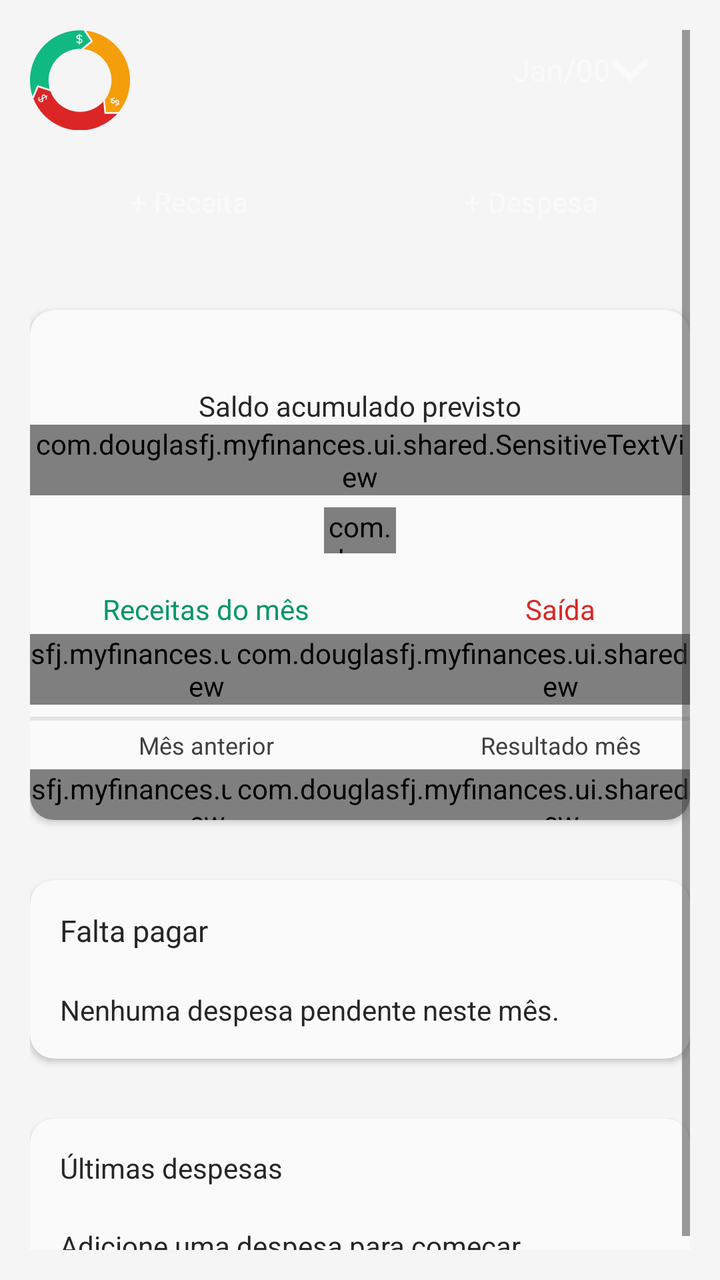
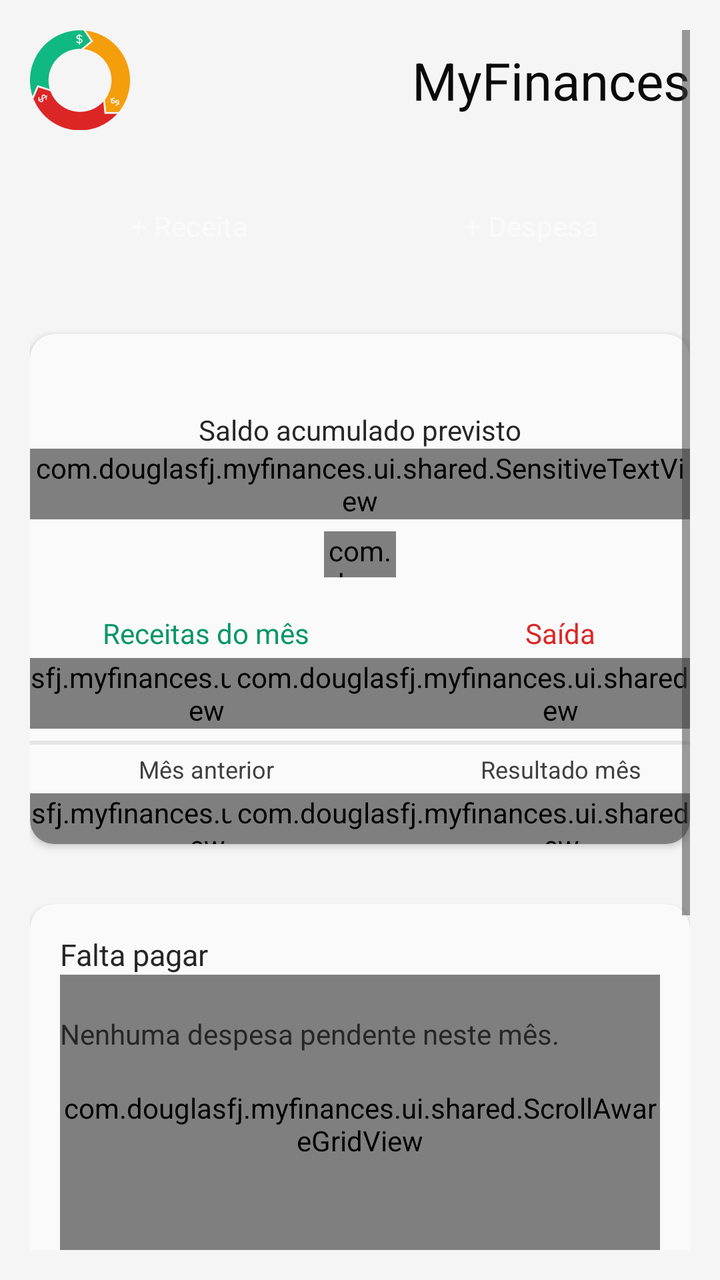

The first picture is an Android layout as it rendered before a commit; the second is the same layout after the commit. The layout source and the unified diff follow.
<!-- AndroidManifest.xml: application theme Theme.MyFinances -->
<!-- res/layout/fragment_home.xml -->
<?xml version="1.0" encoding="utf-8"?>
<androidx.constraintlayout.widget.ConstraintLayout xmlns:android="http://schemas.android.com/apk/res/android"
    xmlns:app="http://schemas.android.com/apk/res-auto"
    xmlns:tools="http://schemas.android.com/tools"
    android:layout_width="match_parent"
    android:layout_height="match_parent"
    tools:context=".ui.home.HomeFragment">

    <ScrollView
        android:layout_width="match_parent"
        android:layout_height="match_parent"
        android:background="@color/neutral_100"
        android:padding="15dp"
        app:layout_constraintTop_toTopOf="parent">

        <androidx.constraintlayout.widget.ConstraintLayout
            android:id="@+id/fragment_home_constraint_wrapper"
            android:layout_width="match_parent"
            android:layout_height="wrap_content">

            <androidx.constraintlayout.widget.ConstraintLayout
                android:id="@+id/fragment_home_constraint_l_icon"
                android:layout_width="match_parent"
                android:layout_height="wrap_content"
                app:layout_constraintLeft_toLeftOf="parent"
                app:layout_constraintTop_toTopOf="parent">

                <ImageView
                    android:layout_width="50dp"
                    android:layout_height="50dp"
                    android:src="@drawable/circlemyfinances"
                    app:layout_constraintStart_toStartOf="parent"
                    app:layout_constraintTop_toTopOf="parent" />

                <Button
                    android:id="@+id/fragment_home_mes_selection"
                    style="?attr/buttonStyle"
                    android:textColor="@color/neutral_50"
                    android:layout_width="wrap_content"
                    android:layout_height="40dp"
                    android:drawableEnd="@drawable/arrow"
                    android:drawableTint="@color/neutral_50"
                    android:paddingHorizontal="20dp"
                    android:paddingVertical="5dp"
                    android:text="@string/default_month_text"
                    android:textSize="15sp"
                    app:layout_constraintEnd_toEndOf="parent"
                    app:layout_constraintTop_toTopOf="parent" />

            </androidx.constraintlayout.widget.ConstraintLayout>

            <LinearLayout
                android:id="@+id/fragment_home_actions"
                android:layout_width="match_parent"
                android:layout_height="wrap_content"
                android:orientation="horizontal"
                android:layout_marginTop="12dp"
                app:layout_constraintTop_toBottomOf="@id/fragment_home_constraint_l_icon">
                <Button android:id="@+id/fragment_home_add_income"
                    android:textColor="@color/neutral_50"
                    android:layout_width="0dp" android:layout_weight="1"
                    android:layout_marginRight="12dp"
                    android:backgroundTint="@color/emerald_700"
                    android:layout_height="wrap_content" android:text="+ Receita"/>
                <Button android:id="@+id/fragment_home_add_expense"
                    android:textColor="@color/neutral_50"
                    android:layout_width="0dp" android:layout_weight="1"
                    android:backgroundTint="@color/red_700"
                    android:layout_height="wrap_content" android:text="+ Despesa"/>
            </LinearLayout>

            <com.google.android.material.card.MaterialCardView
                android:id="@+id/fragment_home_card_saldos"
                style="@style/Widget.MyFinances.HomeBox"
                android:layout_width="match_parent"
                android:layout_height="255dp"
                android:layout_marginTop="30dp"
                app:layout_constraintTop_toBottomOf="@+id/fragment_home_actions">

                <androidx.constraintlayout.widget.ConstraintLayout
                    android:layout_width="match_parent"
                    android:layout_height="match_parent">

                    <TextView
                        android:id="@+id/fragment_home_saldo_conta_alias"
                        android:layout_width="wrap_content"
                        android:layout_height="wrap_content"
                        android:text="Saldo acumulado previsto"
                        android:textSize="14sp"
                        android:textColor="@color/neutral_800"
                        app:layout_constraintBottom_toBottomOf="parent"
                        app:layout_constraintEnd_toEndOf="parent"
                        app:layout_constraintStart_toStartOf="parent"
                        app:layout_constraintTop_toTopOf="parent"
                        app:layout_constraintVertical_bias="0.162" />

                    <com.douglasfj.myfinances.ui.shared.SensitiveTextView
                        android:id="@+id/fragment_home_saldo_conta"
                        android:layout_width="wrap_content"
                        android:layout_height="wrap_content"
                        android:text="@string/str_default_money"
                        android:textColor="@color/neutral_950"
                        android:textSize="20sp"
                        app:layout_constraintEnd_toEndOf="parent"
                        app:layout_constraintStart_toStartOf="parent"
                        app:layout_constraintTop_toBottomOf="@+id/fragment_home_saldo_conta_alias" />


                    <com.douglasfj.myfinances.ui.shared.SetSentiveImageButtonView
                        android:id="@+id/fragment_home_sensitive_visibility_button"
                        android:layout_width="36dp"
                        android:layout_height="23dp"
                        android:layout_marginTop="6dp"
                        android:background="@color/transparent"
                        android:scaleType="centerInside"
                        app:layout_constraintEnd_toEndOf="parent"
                        app:layout_constraintStart_toStartOf="parent"
                        app:layout_constraintTop_toBottomOf="@+id/fragment_home_saldo_conta"
                        app:tint="@color/neutral_800" />

                    <TextView
                        android:id="@+id/fragment_home_saldo_entrada_alias"
                        android:layout_width="wrap_content"
                        android:layout_height="wrap_content"
                        android:text="Receitas do mês"
                        android:textColor="@color/emerald_600"
                        android:textSize="14sp"
                        app:layout_constraintBottom_toBottomOf="parent"
                        app:layout_constraintEnd_toEndOf="parent"
                        app:layout_constraintHorizontal_bias="0.16"
                        app:layout_constraintStart_toStartOf="parent"
                        app:layout_constraintTop_toTopOf="parent"
                        app:layout_constraintVertical_bias="0.593" />

                    <com.douglasfj.myfinances.ui.shared.SensitiveTextView
                        android:id="@+id/fragment_home_saldo_entrada"
                        android:layout_width="wrap_content"
                        android:layout_height="wrap_content"
                        android:layout_marginTop="3dp"
                        android:text="@string/str_default_money"
                        android:textColor="@color/emerald_950"
                        android:textSize="16sp"
                        app:layout_constraintEnd_toEndOf="@+id/fragment_home_saldo_entrada_alias"
                        app:layout_constraintStart_toStartOf="@+id/fragment_home_saldo_entrada_alias"
                        app:layout_constraintTop_toBottomOf="@+id/fragment_home_saldo_entrada_alias" />

                    <TextView
                        android:id="@+id/fragment_home_saldo_saida_alias"
                        android:layout_width="wrap_content"
                        android:layout_height="wrap_content"
                        android:text="Saída"
                        android:textColor="@color/red_600"
                        android:textSize="14sp"
                        app:layout_constraintBottom_toBottomOf="parent"
                        app:layout_constraintEnd_toEndOf="parent"
                        app:layout_constraintHorizontal_bias="0.84"
                        app:layout_constraintStart_toStartOf="parent"
                        app:layout_constraintTop_toTopOf="parent"
                        app:layout_constraintVertical_bias="0.593" />

                    <com.douglasfj.myfinances.ui.shared.SensitiveTextView
                        android:id="@+id/fragment_home_saldo_saida"
                        android:layout_width="wrap_content"
                        android:layout_height="wrap_content"
                        android:layout_marginTop="3dp"
                        android:text="@string/str_default_money"
                        android:textColor="@color/red_950"
                        android:textSize="16sp"
                        app:layout_constraintEnd_toEndOf="@+id/fragment_home_saldo_saida_alias"
                        app:layout_constraintStart_toStartOf="@+id/fragment_home_saldo_saida_alias"
                        app:layout_constraintTop_toBottomOf="@+id/fragment_home_saldo_saida_alias" />

                    <LinearLayout
                        android:layout_width="match_parent"
                        android:layout_height="2dp"
                        android:layout_marginTop="6dp"
                        android:gravity="center"
                        android:background="@color/neutral_200"
                        app:layout_constraintTop_toBottomOf="@id/fragment_home_saldo_saida"/>

                    <TextView
                        android:id="@+id/fragment_home_saldo_anterior_alias"
                        android:layout_width="wrap_content"
                        android:layout_height="wrap_content"
                        android:layout_marginTop="12dp"
                        android:text="Mês anterior"
                        android:textColor="@color/neutral_700"
                        android:textSize="12sp"
                        app:layout_constraintStart_toStartOf="@+id/fragment_home_saldo_entrada"
                        app:layout_constraintEnd_toEndOf="@+id/fragment_home_saldo_entrada"
                        app:layout_constraintTop_toBottomOf="@+id/fragment_home_saldo_entrada" />

                    <com.douglasfj.myfinances.ui.shared.SensitiveTextView
                        android:id="@+id/fragment_home_saldo_anterior"
                        android:layout_width="wrap_content"
                        android:layout_height="wrap_content"
                        android:layout_marginTop="4dp"
                        android:text="R$ 000,00"
                        android:textSize="12sp"
                        android:textColor="@color/neutral_600"
                        app:layout_constraintStart_toStartOf="@+id/fragment_home_saldo_anterior_alias"
                        app:layout_constraintEnd_toEndOf="@id/fragment_home_saldo_anterior_alias"
                        app:layout_constraintTop_toBottomOf="@id/fragment_home_saldo_anterior_alias"/>

                    <TextView
                        android:id="@+id/fragment_home_resultado_mes_alias"
                        android:layout_width="wrap_content"
                        android:layout_height="wrap_content"
                        android:layout_marginTop="12dp"
                        android:text="Resultado mês"
                        android:textColor="@color/neutral_700"
                        android:textSize="12sp"
                        app:layout_constraintStart_toStartOf="@+id/fragment_home_saldo_saida"
                        app:layout_constraintEnd_toEndOf="@+id/fragment_home_saldo_saida"
                        app:layout_constraintTop_toBottomOf="@+id/fragment_home_saldo_saida" />

                    <com.douglasfj.myfinances.ui.shared.SensitiveTextView
                        android:id="@+id/fragment_home_resultado_mes"
                        android:layout_width="wrap_content"
                        android:layout_height="wrap_content"
                        android:layout_marginTop="4dp"
                        android:text="R$ 000,00"
                        android:textSize="12sp"
                        android:textColor="@color/neutral_600"
                        app:layout_constraintStart_toStartOf="@id/fragment_home_resultado_mes_alias"
                        app:layout_constraintEnd_toEndOf="@id/fragment_home_resultado_mes_alias"
                        app:layout_constraintTop_toBottomOf="@id/fragment_home_resultado_mes_alias"/>

                </androidx.constraintlayout.widget.ConstraintLayout>
            </com.google.android.material.card.MaterialCardView>

            <com.google.android.material.card.MaterialCardView
                android:id="@+id/fragment_home_card_falta_pagar"
                style="@style/Widget.MyFinances.HomeBox"
                android:layout_width="match_parent"
                android:layout_height="wrap_content"
                android:layout_marginTop="30dp"
                app:layout_constraintTop_toBottomOf="@+id/fragment_home_card_saldos">
                <androidx.constraintlayout.widget.ConstraintLayout
                    android:layout_width="match_parent"
                    android:layout_height="match_parent"
                    android:padding="15dp">

                    <androidx.constraintlayout.widget.ConstraintLayout
                        android:id="@+id/fragment_home_title_falta_pagar"
                        android:layout_width="match_parent"
                        android:layout_height="wrap_content"
                        app:layout_constraintLeft_toLeftOf="parent"
                        app:layout_constraintTop_toTopOf="parent">

                        <TextView
                            android:layout_width="wrap_content"
                            android:layout_height="wrap_content"
                            android:text="@string/str_card_falta_pagar"
                            android:textColor="@color/neutral_800"
                            android:textSize="15sp"
                            app:layout_constraintStart_toStartOf="parent"
                            app:layout_constraintTop_toTopOf="parent" />

                    </androidx.constraintlayout.widget.ConstraintLayout>

                    <GridView
                        android:id="@+id/fragment_home_lista_falta_pagar"
                        android:layout_width="match_parent"
                        android:layout_height="wrap_content"
                        android:numColumns="2"
                        android:verticalSpacing="10dp"
                        app:layout_constraintStart_toStartOf="parent"
                        app:layout_constraintTop_toBottomOf="@+id/fragment_home_title_falta_pagar"
                        tools:listitem="@layout/layout_despesa" />
                    <TextView android:id="@+id/fragment_home_pending_empty"
                        android:textColor="@color/neutral_800"
                        android:layout_width="match_parent" android:layout_height="wrap_content"
                        android:text="Nenhuma despesa pendente neste mês."
                        android:paddingTop="20dp"
                        app:layout_constraintTop_toBottomOf="@id/fragment_home_title_falta_pagar"/>
                </androidx.constraintlayout.widget.ConstraintLayout>
            </com.google.android.material.card.MaterialCardView>

            <com.google.android.material.card.MaterialCardView
                android:layout_width="match_parent"
                android:layout_height="wrap_content"
                android:layout_marginTop="30dp"
                style="@style/Widget.MyFinances.HomeBox"
                app:layout_constraintTop_toBottomOf="@id/fragment_home_card_falta_pagar">
                <androidx.constraintlayout.widget.ConstraintLayout
                    android:layout_width="match_parent"
                    android:layout_height="match_parent"
                    android:padding="15dp">

                    <TextView
                        android:id="@+id/textView"
                        android:textColor="@color/neutral_800"
                        android:layout_width="wrap_content"
                        android:layout_height="wrap_content"
                        android:text="@string/str_card_ultimas_despesas"
                        app:layout_constraintLeft_toLeftOf="parent"
                        app:layout_constraintTop_toTopOf="parent" />

                    <ListView
                        android:id="@+id/fragment_home_lista_ultimas_despesas"
                        android:layout_width="match_parent"
                        android:layout_height="wrap_content"
                        app:layout_constraintStart_toStartOf="parent"
                        app:layout_constraintTop_toBottomOf="@+id/textView"
                        tools:listitem="@layout/layout_ultimas_despesas"/>
                    <TextView android:id="@+id/fragment_home_recent_empty"
                        android:textColor="@color/neutral_800"
                        android:layout_width="match_parent" android:layout_height="wrap_content"
                        android:text="Adicione uma despesa para começar."
                        android:paddingTop="20dp"
                        app:layout_constraintTop_toBottomOf="@id/textView"/>

                </androidx.constraintlayout.widget.ConstraintLayout>
            </com.google.android.material.card.MaterialCardView>

        </androidx.constraintlayout.widget.ConstraintLayout>
    </ScrollView>

</androidx.constraintlayout.widget.ConstraintLayout>
<!-- res/layout/layout_despesa.xml (included above) -->
<?xml version="1.0" encoding="utf-8"?>
<androidx.constraintlayout.widget.ConstraintLayout xmlns:android="http://schemas.android.com/apk/res/android"
    xmlns:tools="http://schemas.android.com/tools"
    android:layout_width="wrap_content"
    android:layout_height="40dp"
    xmlns:app="http://schemas.android.com/apk/res-auto">

    <androidx.constraintlayout.widget.ConstraintLayout
        android:id="@+id/layout_despesa_wrapper_imagem"
        android:layout_width="40dp"
        android:layout_height="match_parent"
        android:background="@drawable/circle"
        android:backgroundTint="@color/neutral_300"
        app:layout_constraintStart_toStartOf="parent">

        <ImageView
            android:id="@+id/layout_despesa_imagem"
            android:layout_width="25dp"
            android:layout_height="25dp"
            android:src="@drawable/base"
            app:tint="@color/neutral_950"
            app:layout_constraintBottom_toBottomOf="parent"
            app:layout_constraintEnd_toEndOf="parent"
            app:layout_constraintStart_toStartOf="parent"
            app:layout_constraintTop_toTopOf="parent" />
    </androidx.constraintlayout.widget.ConstraintLayout>

    <androidx.constraintlayout.widget.ConstraintLayout
        android:id="@+id/layout_despesa_wrapper_textos"
        android:layout_width="wrap_content"
        android:layout_height="wrap_content"
        android:layout_marginStart="6dp"
        app:layout_constraintTop_toTopOf="parent"
        app:layout_constraintBottom_toBottomOf="parent"
        app:layout_constraintLeft_toRightOf="@id/layout_despesa_wrapper_imagem">

        <TextView
            android:id="@+id/layout_despesa_nome_despesa"
            android:layout_width="wrap_content"
            android:layout_height="wrap_content"
            android:layout_marginBottom="2dp"
            android:textSize="12sp"
            android:text="@string/str_default_nome_despesa"
            android:textColor="@color/neutral_950"
            app:layout_constraintTop_toTopOf="parent"
            app:layout_constraintLeft_toLeftOf="parent"/>

        <com.douglasfj.myfinances.ui.shared.SensitiveTextView
            android:id="@+id/layout_despesa_despesa"
            android:layout_width="wrap_content"
            android:layout_height="wrap_content"
            android:textSize="11sp"
            android:text="@string/str_default_money"
            android:textColor="@color/neutral_700"
            app:layout_constraintTop_toBottomOf="@id/layout_despesa_nome_despesa"
            app:layout_constraintLeft_toLeftOf="parent"/>
    </androidx.constraintlayout.widget.ConstraintLayout>
</androidx.constraintlayout.widget.ConstraintLayout>
<!-- res/layout/layout_ultimas_despesas.xml (included above) -->
<?xml version="1.0" encoding="utf-8"?>
<androidx.constraintlayout.widget.ConstraintLayout xmlns:android="http://schemas.android.com/apk/res/android"
    android:layout_width="match_parent"
    android:layout_height="wrap_content"
    android:padding="5dp"
    xmlns:app="http://schemas.android.com/apk/res-auto">
    <include layout="@layout/layout_despesa"
        app:layout_constraintTop_toTopOf="parent"
        app:layout_constraintLeft_toLeftOf="parent" />

    <TextView
        android:id="@+id/layout_ultima_despesa_mes"
        android:textColor="@color/neutral_800"
        android:layout_width="wrap_content"
        android:layout_height="wrap_content"
        android:text="@string/default_month_text"
        android:textSize="15sp"
        app:layout_constraintBottom_toBottomOf="parent"
        app:layout_constraintRight_toRightOf="parent"
        app:layout_constraintTop_toTopOf="parent" />
</androidx.constraintlayout.widget.ConstraintLayout>
<!-- resources referenced by this layout -->
<resources>
  <color name="emerald_600">#059669</color>
  <color name="emerald_700">#047857</color>
  <color name="emerald_950">#022C22</color>
  <color name="neutral_100">#F5F5F5</color>
  <color name="neutral_200">#E5E5E5</color>
  <color name="neutral_300">#D4D4D4</color>
  <color name="neutral_50">#FAFAFA</color>
  <color name="neutral_600">#525252</color>
  <color name="neutral_700">#404040</color>
  <color name="neutral_800">#262626</color>
  <color name="neutral_950">#0A0A0A</color>
  <color name="red_600">#DC2626</color>
  <color name="red_700">#B91C1C</color>
  <color name="red_950">#450A0A</color>
  <color name="transparent">#00FFFFFF</color>
  <!-- drawable arrow (drawable) -->
  <vector xmlns:android="http://schemas.android.com/apk/res/android"
      android:width="20dp"
      android:height="12dp"
      android:viewportWidth="20"
      android:viewportHeight="12">
    <path
        android:pathData="M1.14,3.433C0.511,2.822 0.511,1.832 1.14,1.222V1.222C1.77,0.611 2.791,0.611 3.421,1.222L12.258,9.789L9.978,12L1.14,3.433Z"
        android:fillColor="@color/neutral_800"/>
    <path
        android:pathData="M16.579,1.105C17.209,0.495 18.23,0.495 18.86,1.105V1.105C19.49,1.716 19.49,2.706 18.86,3.316L10.023,11.884L7.742,9.673L16.579,1.105Z"
        android:fillColor="@color/neutral_800"/>
  </vector>
  <!-- drawable circle (drawable) -->
  <?xml version="1.0" encoding="utf-8"?>
  <shape xmlns:android="http://schemas.android.com/apk/res/android"
      android:shape="oval">
      <solid android:color="@color/neutral_50"/>
  </shape>
  <string name="default_month_text">Jan/00</string>
  <string name="str_card_falta_pagar">Falta pagar</string>
  <string name="str_card_ultimas_despesas">Últimas despesas</string>
  <string name="str_default_money">R$ 000,00</string>
  <string name="str_default_nome_despesa">Nome da Despesa</string>
  <style name="Widget.MyFinances.HomeBox" parent="">
          <item name="cardBackgroundColor">@color/neutral_50</item>
          <item name="strokeWidth">0dp</item>
          <item name="cardElevation">2dp</item>
      </style>
  <color name="emerald_100">#D1FAE5</color>
  <color name="amber_700">#B45309</color>
  <color name="amber_100">#FEF3C7</color>
  <color name="amber_950">#451A03</color>
  <color name="emerald_200">#A7F3D0</color>
  <color name="neutral_500">#737373</color>
  <color name="red_100">#FEE2E2</color>
  <style name="Widget.MyFinances.TextView" parent="Widget.AppCompat.TextView">
          <item name="android:textColor">@color/neutral_950</item>
      </style>
  <style name="Widget.MyFinances.Button" parent="Widget.Material3.Button">
          <item name="android:textColor">@color/neutral_50</item>
          <item name="android:elevation">6dp</item>
          <item name="android:translationZ">2dp</item>
      </style>
  <style name="ThemeOverlay.MyFinances.AlertDialog" parent="ThemeOverlay.AppCompat.Dialog.Alert">
          <item name="android:windowBackground">@color/dialog_background</item>
          <item name="android:colorBackgroundFloating">@color/dialog_background</item>
          <item name="android:textColorPrimary">@color/dialog_text</item>
          <item name="android:textColorSecondary">@color/dialog_text</item>
          <item name="colorAccent">@color/dialog_action</item>
          <item name="buttonBarPositiveButtonStyle">@style/Widget.MyFinances.DialogButton</item>
          <item name="buttonBarNegativeButtonStyle">@style/Widget.MyFinances.DialogButton</item>
          <item name="buttonBarNeutralButtonStyle">@style/Widget.MyFinances.DialogButton</item>
      </style>
  <color name="dialog_background">@color/neutral_50</color>
  <color name="dialog_text">@color/neutral_800</color>
  <color name="dialog_action">@color/emerald_700</color>
  <style name="Widget.MyFinances.DialogButton" parent="Widget.AppCompat.Button.ButtonBar.AlertDialog">
          <item name="android:textColor">@color/dialog_action</item>
      </style>
  <!-- unchanged entries left out for length: 3 -->
</resources>

<!-- the commit's change to res/layout/fragment_home.xml (unified diff, before → after) -->
@@ -7,6 +7,7 @@
     tools:context=".ui.home.HomeFragment">
 
     <ScrollView
+        android:id="@+id/fragment_home_scroll"
         android:layout_width="match_parent"
         android:layout_height="match_parent"
         android:background="@color/neutral_100"
@@ -32,22 +33,26 @@
                     app:layout_constraintStart_toStartOf="parent"
                     app:layout_constraintTop_toTopOf="parent" />
 
-                <Button
-                    android:id="@+id/fragment_home_mes_selection"
-                    style="?attr/buttonStyle"
-                    android:textColor="@color/neutral_50"
+                <TextView
+                    android:id="@+id/fragment_home_app_name"
                     android:layout_width="wrap_content"
-                    android:layout_height="40dp"
-                    android:drawableEnd="@drawable/arrow"
-                    android:drawableTint="@color/neutral_50"
-                    android:paddingHorizontal="20dp"
-                    android:paddingVertical="5dp"
-                    android:text="@string/default_month_text"
-                    android:textSize="15sp"
+                    android:layout_height="wrap_content"
+                    android:text="MyFinances"
+                    android:textColor="@color/neutral_950"
+                    android:textSize="26sp"
                     app:layout_constraintEnd_toEndOf="parent"
-                    app:layout_constraintTop_toTopOf="parent" />
+                    app:layout_constraintTop_toTopOf="parent"
+                    app:layout_constraintBottom_toBottomOf="parent" />
 
             </androidx.constraintlayout.widget.ConstraintLayout>
+
+            <LinearLayout
+                android:id="@+id/fragment_home_month_selector"
+                android:layout_width="match_parent"
+                android:layout_height="wrap_content"
+                android:orientation="vertical"
+                android:layout_marginTop="12dp"
+                app:layout_constraintTop_toBottomOf="@id/fragment_home_constraint_l_icon" />
 
             <LinearLayout
                 android:id="@+id/fragment_home_actions"
@@ -55,7 +60,7 @@
                 android:layout_height="wrap_content"
                 android:orientation="horizontal"
                 android:layout_marginTop="12dp"
-                app:layout_constraintTop_toBottomOf="@id/fragment_home_constraint_l_icon">
+                app:layout_constraintTop_toBottomOf="@id/fragment_home_month_selector">
                 <Button android:id="@+id/fragment_home_add_income"
                     android:textColor="@color/neutral_50"
                     android:layout_width="0dp" android:layout_weight="1"
@@ -233,7 +238,7 @@
                 android:id="@+id/fragment_home_card_falta_pagar"
                 style="@style/Widget.MyFinances.HomeBox"
                 android:layout_width="match_parent"
-                android:layout_height="wrap_content"
+                android:layout_height="200dp"
                 android:layout_marginTop="30dp"
                 app:layout_constraintTop_toBottomOf="@+id/fragment_home_card_saldos">
                 <androidx.constraintlayout.widget.ConstraintLayout
@@ -259,14 +264,15 @@
 
                     </androidx.constraintlayout.widget.ConstraintLayout>
 
-                    <GridView
+                    <com.douglasfj.myfinances.ui.shared.ScrollAwareGridView
                         android:id="@+id/fragment_home_lista_falta_pagar"
                         android:layout_width="match_parent"
-                        android:layout_height="wrap_content"
+                        android:layout_height="0dp"
                         android:numColumns="2"
                         android:verticalSpacing="10dp"
                         app:layout_constraintStart_toStartOf="parent"
                         app:layout_constraintTop_toBottomOf="@+id/fragment_home_title_falta_pagar"
+                        app:layout_constraintBottom_toBottomOf="parent"
                         tools:listitem="@layout/layout_despesa" />
                     <TextView android:id="@+id/fragment_home_pending_empty"
                         android:textColor="@color/neutral_800"
@@ -279,7 +285,7 @@
 
             <com.google.android.material.card.MaterialCardView
                 android:layout_width="match_parent"
-                android:layout_height="wrap_content"
+                android:layout_height="200dp"
                 android:layout_marginTop="30dp"
                 style="@style/Widget.MyFinances.HomeBox"
                 app:layout_constraintTop_toBottomOf="@id/fragment_home_card_falta_pagar">
@@ -297,12 +303,13 @@
                         app:layout_constraintLeft_toLeftOf="parent"
                         app:layout_constraintTop_toTopOf="parent" />
 
-                    <ListView
+                    <com.douglasfj.myfinances.ui.shared.ScrollAwareListView
                         android:id="@+id/fragment_home_lista_ultimas_despesas"
                         android:layout_width="match_parent"
-                        android:layout_height="wrap_content"
+                        android:layout_height="0dp"
                         app:layout_constraintStart_toStartOf="parent"
                         app:layout_constraintTop_toBottomOf="@+id/textView"
+                        app:layout_constraintBottom_toBottomOf="parent"
                         tools:listitem="@layout/layout_ultimas_despesas"/>
                     <TextView android:id="@+id/fragment_home_recent_empty"
                         android:textColor="@color/neutral_800"
<!-- resource entries referenced after the edit -->
@@ -15,19 +15,6 @@
   <color name="red_700">#B91C1C</color>
   <color name="red_950">#450A0A</color>
   <color name="transparent">#00FFFFFF</color>
-  <!-- drawable arrow (drawable) -->
-  <vector xmlns:android="http://schemas.android.com/apk/res/android"
-      android:width="20dp"
-      android:height="12dp"
-      android:viewportWidth="20"
-      android:viewportHeight="12">
-    <path
-        android:pathData="M1.14,3.433C0.511,2.822 0.511,1.832 1.14,1.222V1.222C1.77,0.611 2.791,0.611 3.421,1.222L12.258,9.789L9.978,12L1.14,3.433Z"
-        android:fillColor="@color/neutral_800"/>
-    <path
-        android:pathData="M16.579,1.105C17.209,0.495 18.23,0.495 18.86,1.105V1.105C19.49,1.716 19.49,2.706 18.86,3.316L10.023,11.884L7.742,9.673L16.579,1.105Z"
-        android:fillColor="@color/neutral_800"/>
-  </vector>
   <!-- drawable circle (drawable) -->
   <?xml version="1.0" encoding="utf-8"?>
   <shape xmlns:android="http://schemas.android.com/apk/res/android"
